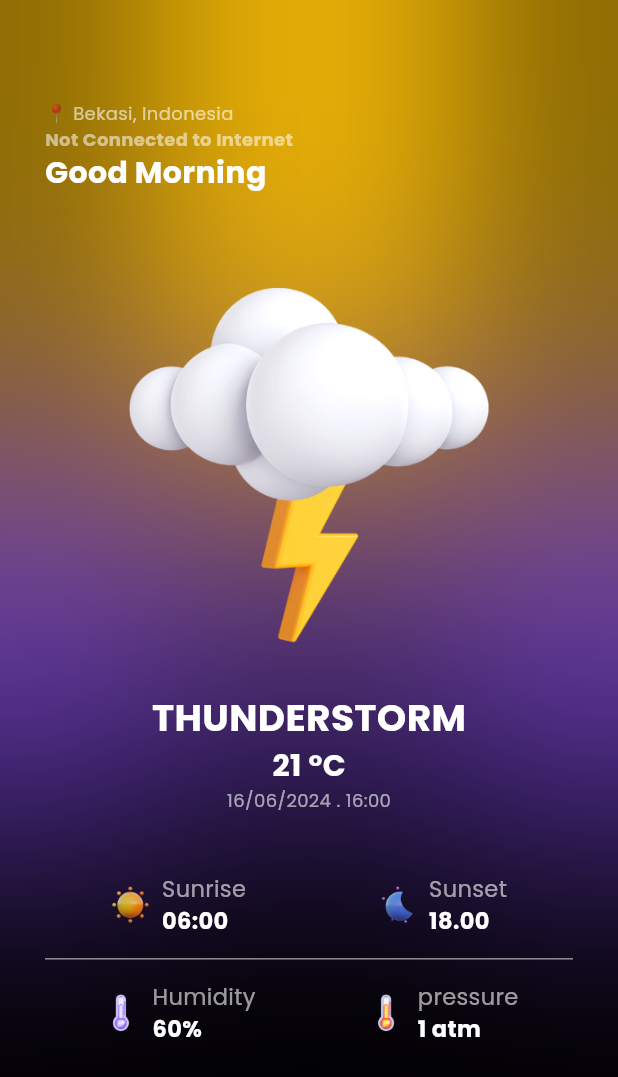
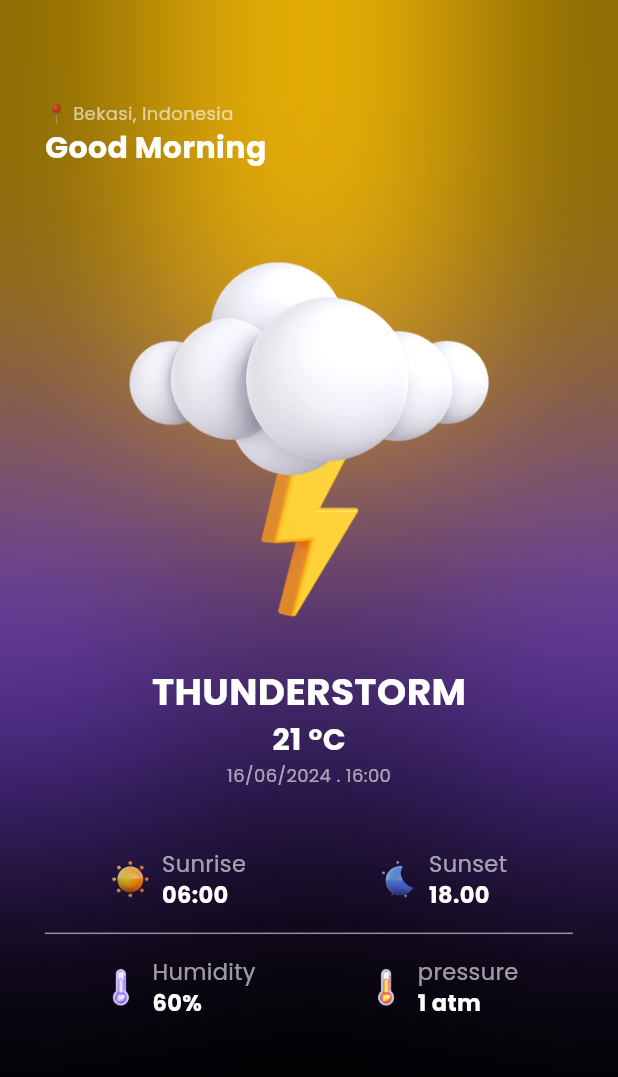
Before and after one commit to Fatah03111995/weather_bloc, a Flutter app: the screen it shows after launch, on a phone screen of 412 x 824 dp. Shown: the top 1077 px of the screen. Run offline on Flutter 3.47's test engine with Material 3 defaults, Android fonts, the phone set to English and light mode, and no system bars; our stand-ins replace bloc, connectivity_plus, equatable, flutter_bloc, google_fonts.

Commit message:
Feat : Connect UI with internet and greeting cubit

```diff
--- a/lib/core/cubit/greeting_state.dart
+++ b/lib/core/cubit/greeting_state.dart
@@ -5,7 +5,20 @@ class GreetingState extends Equatable {
 
   const GreetingState({required this.greeting});
 
-  String get sayGreeting => 'Good ${greeting.name}';
+  String get initialUppercase {
+    String greeting = this.greeting.name;
+    String convert = '';
+    for (int i = 0; i < greeting.length; i++) {
+      if (i == 0) {
+        convert += greeting[i].toUpperCase();
+      } else {
+        convert += greeting[i];
+      }
+    }
+    return convert;
+  }
+
+  String get sayGreeting => 'Good $initialUppercase';
   @override
   List<Object> get props => [];
 }
--- a/lib/main.dart
+++ b/lib/main.dart
@@ -1,23 +1,43 @@
+// ignore_for_file: public_member_api_docs, sort_constructors_first
+import 'package:connectivity_plus/connectivity_plus.dart';
 import 'package:flutter/material.dart';
 import 'package:flutter/services.dart';
+import 'package:flutter_bloc/flutter_bloc.dart';
+import 'package:weather_bloc/core/cubit/greeting_cubit.dart';
+
+import 'package:weather_bloc/core/cubit/internet_connection_cubit.dart';
 import 'package:weather_bloc/presentation/pages/home_page.dart';
 
 void main() {
-  runApp(const MainApp());
+  runApp(MainApp(
+    connectivityPlus: Connectivity(),
+  ));
 }
 
 class MainApp extends StatelessWidget {
-  const MainApp({super.key});
+  final Connectivity connectivityPlus;
+  const MainApp({
+    super.key,
+    required this.connectivityPlus,
+  });
 
   @override
   Widget build(BuildContext context) {
     SystemChrome.setSystemUIOverlayStyle(
         const SystemUiOverlayStyle(statusBarColor: Colors.transparent));
 
-    return MaterialApp(
-      debugShowCheckedModeBanner: false,
-      theme: ThemeData.dark(),
-      home: const HomePage(),
+    return MultiBlocProvider(
+      providers: [
+        BlocProvider<InternetConnectionCubit>(
+            create: (context) =>
+                InternetConnectionCubit(connectivityPlus: connectivityPlus)),
+        BlocProvider<GreetingCubit>(create: (context) => GreetingCubit())
+      ],
+      child: MaterialApp(
+        debugShowCheckedModeBanner: false,
+        theme: ThemeData.dark(),
+        home: const HomePage(),
+      ),
     );
   }
 }
--- a/lib/presentation/pages/home_page.dart
+++ b/lib/presentation/pages/home_page.dart
@@ -1,5 +1,8 @@
 import 'dart:ui';
 import 'package:flutter/material.dart';
+import 'package:flutter_bloc/flutter_bloc.dart';
+import 'package:weather_bloc/core/cubit/greeting_cubit.dart';
+import 'package:weather_bloc/core/cubit/internet_connection_cubit.dart';
 import 'package:weather_bloc/presentation/theme/text_styles.dart';
 import 'package:weather_bloc/presentation/widget/weather_prop_content.dart';
 
@@ -62,19 +65,26 @@ class HomePage extends StatelessWidget {
                   const EdgeInsets.fromLTRB(30, 1.2 * kToolbarHeight, 30, 10),
 
               // ------------- MAIN CONTENT
-              child: Column(
+              child: Builder(builder: (context) {
+                InternetConnectionState internetConnectionState =
+                    context.watch<InternetConnectionCubit>().state;
+
+                return Column(
                   crossAxisAlignment: CrossAxisAlignment.start,
                   children: [
                     Text(
                       '📍 Bekasi, Indonesia',
                       style: TextStyles.s.copyWith(color: Colors.white60),
                     ),
+
+                    // ----------- CONDITION IF THE APPS NOT CONNECTED TO THE INTERNET
+                    if (internetConnectionState is InternetDisconnected)
                       Text(
-                    'Not Connected to Internet',
+                        'Please Connect to Internet',
                         style: TextStyles.sBold.copyWith(color: Colors.white54),
                       ),
                     Text(
-                    'Good Morning',
+                      context.watch<GreetingCubit>().state.sayGreeting,
                       style: TextStyles.mBold,
                     ),
                     const SizedBox(height: 30),
@@ -95,7 +105,8 @@ class HomePage extends StatelessWidget {
                             style: TextStyles.mBold,
                           ),
                           Text('16/06/2024 . 16:00',
-                            style: TextStyles.s.copyWith(color: Colors.white60))
+                              style:
+                                  TextStyles.s.copyWith(color: Colors.white60))
                         ],
                       ),
                     ),
@@ -135,7 +146,8 @@ class HomePage extends StatelessWidget {
                       ],
                     ),
                   ],
-              ),
+                );
+              }),
               // ----------------- MAIN CONTENT END
             ),
           )
```
Lines whose indentation alone changed are shown as unchanged.
